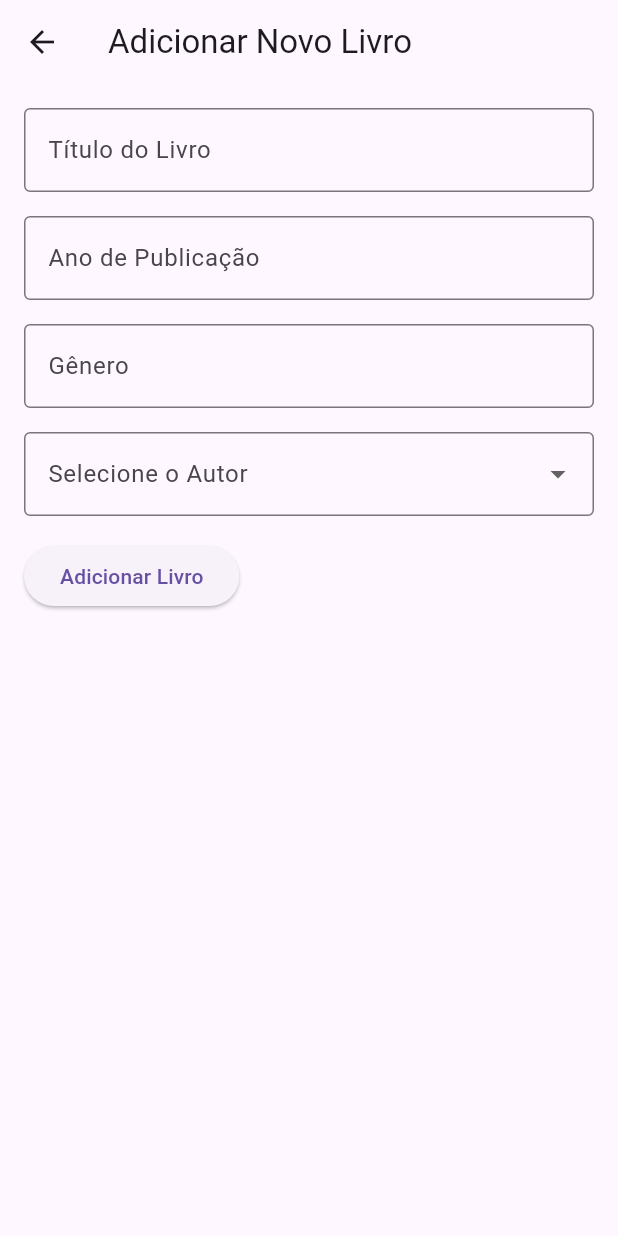
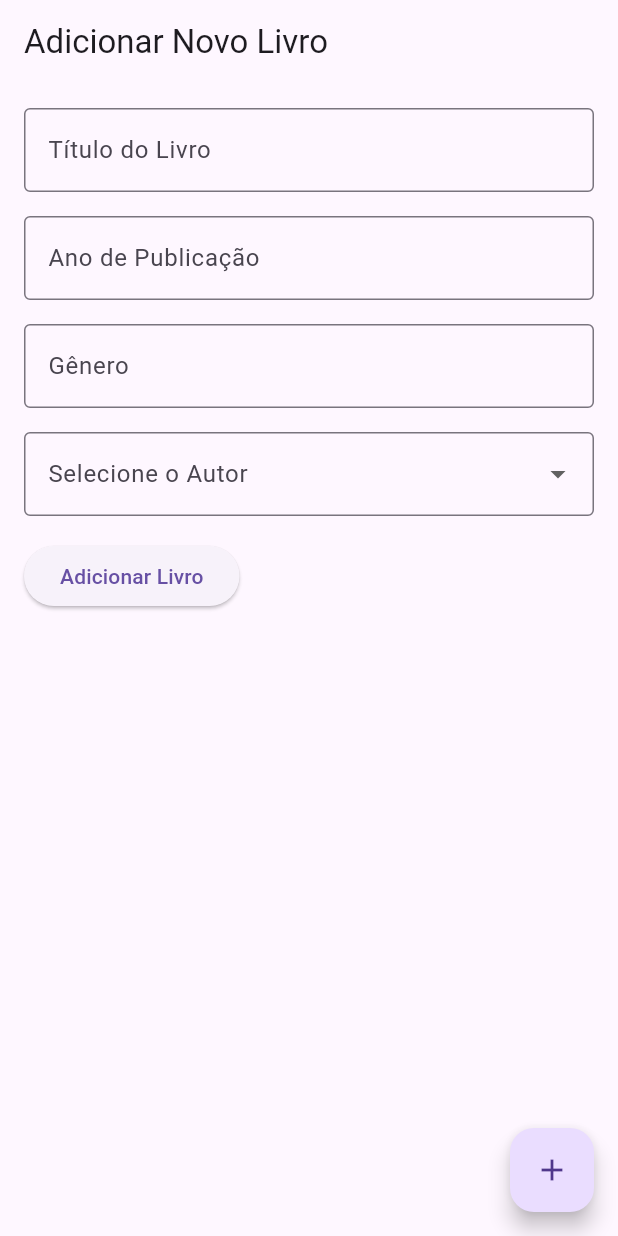
Before and after one commit to Serbatinho/CP5Mobile, a Flutter app: the screen it shows after launch, after a tap on "Sign in", after a tap on the "add" icon, on a phone screen of 412 x 824 dp. Run offline on Flutter 3.47's test engine with Material 3 defaults, Android fonts, the phone set to English and light mode, and no system bars; our stand-ins replace go_router, url_strategy; missing offline and left inert: adaptive_navigation, window_size; statements that could not run were skipped.

```diff
--- a/lib/src/app.dart
+++ b/lib/src/app.dart
@@ -1,3 +1,4 @@
+import 'package:bookstore/src/screens/add_book.dart';
 import 'package:bookstore/src/screens/author_details.dart';
 import 'package:flutter/material.dart';
 import 'package:go_router/go_router.dart';
@@ -131,6 +132,27 @@ class _BookstoreState extends State<Bookstore> {
                 ],
               ),
               GoRoute(
+                path: '/add-book',
+                pageBuilder: (context, state) {
+                  return FadeTransitionPage<dynamic>(
+                    key: state.pageKey,
+                    child: AddBookPage(
+                      onBookAdded: (Book newBook) {
+                        setState(() {
+                          libraryInstance.addBook(
+                            title: newBook.title,
+                            authorName: newBook.author.name,
+                            isPopular: newBook.isPopular,
+                            isNew: newBook.isNew,
+                          );
+                        });
+                        GoRouter.of(context).go('/books/all');
+                      },
+                    ),
+                  );
+                },
+              ),
+              GoRoute(
                 path: '/books/popular',
                 pageBuilder: (context, state) {
                   return FadeTransitionPage<dynamic>(
--- a/lib/src/screens/add_book.dart
+++ b/lib/src/screens/add_book.dart
@@ -3,11 +3,9 @@ import 'package:flutter/material.dart';
 import '../data.dart';
 
 class AddBookPage extends StatefulWidget {
-  final List<Author> authors;
   final ValueChanged<Book> onBookAdded;
 
   const AddBookPage({
-    required this.authors,
     required this.onBookAdded,
     super.key,
   });
@@ -22,6 +20,13 @@ class _AddBookPageState extends State<AddBookPage> {
   final TextEditingController _genreController = TextEditingController();
 
   Author? _selectedAuthor;
+
+  // Lista de autores definida diretamente dentro da página
+  final List<Author> _authors = [
+    Author(1, 'Ursula K. Le Guin'),
+    Author(2, 'Ada Palmer'),
+    Author(3, 'Octavia E. Butler'),
+  ];
 
   @override
   Widget build(BuildContext context) {
@@ -65,7 +70,7 @@ class _AddBookPageState extends State<AddBookPage> {
                 border: OutlineInputBorder(),
               ),
               value: _selectedAuthor,
-              items: widget.authors.map((author) {
+              items: _authors.map((author) {
                 return DropdownMenuItem<Author>(
                   value: author,
                   child: Text(author.name),
--- a/lib/src/screens/scaffold.dart
+++ b/lib/src/screens/scaffold.dart
@@ -1,7 +1,3 @@
-// Copyright 2021, the Flutter project authors. Please see the AUTHORS file
-// for details. All rights reserved. Use of this source code is governed by a
-// BSD-style license that can be found in the LICENSE file.
-
 import 'package:adaptive_navigation/adaptive_navigation.dart';
 import 'package:flutter/material.dart';
 import 'package:go_router/go_router.dart';
@@ -28,6 +24,7 @@ class BookstoreScaffold extends StatelessWidget {
           if (idx == 0) goRouter.go('/books/popular');
           if (idx == 1) goRouter.go('/authors');
           if (idx == 2) goRouter.go('/settings');
+          if (idx == 3) goRouter.go('/add-book');
         },
         destinations: const [
           AdaptiveScaffoldDestination(
@@ -42,7 +39,18 @@ class BookstoreScaffold extends StatelessWidget {
             title: 'Settings',
             icon: Icons.settings,
           ),
+          AdaptiveScaffoldDestination(
+            title: 'Adicionar Livros',
+            icon: Icons.library_add,
+          ),
         ],
+      ),
+      floatingActionButton: FloatingActionButton(
+        onPressed: () {
+          goRouter.go('/add-book');
+        },
+        child: const Icon(Icons.add),
+        tooltip: 'Add a new book',
       ),
     );
   }
--- a/lib/src/widgets/book_list.dart
+++ b/lib/src/widgets/book_list.dart
@@ -36,7 +36,6 @@ class BookList extends StatelessWidget {
           Navigator.of(context).push(
             MaterialPageRoute(
               builder: (context) => AddBookPage(
-                authors: authors,
                 onBookAdded: (newBook) {
                   onBookAdded(newBook);
                 },
```
